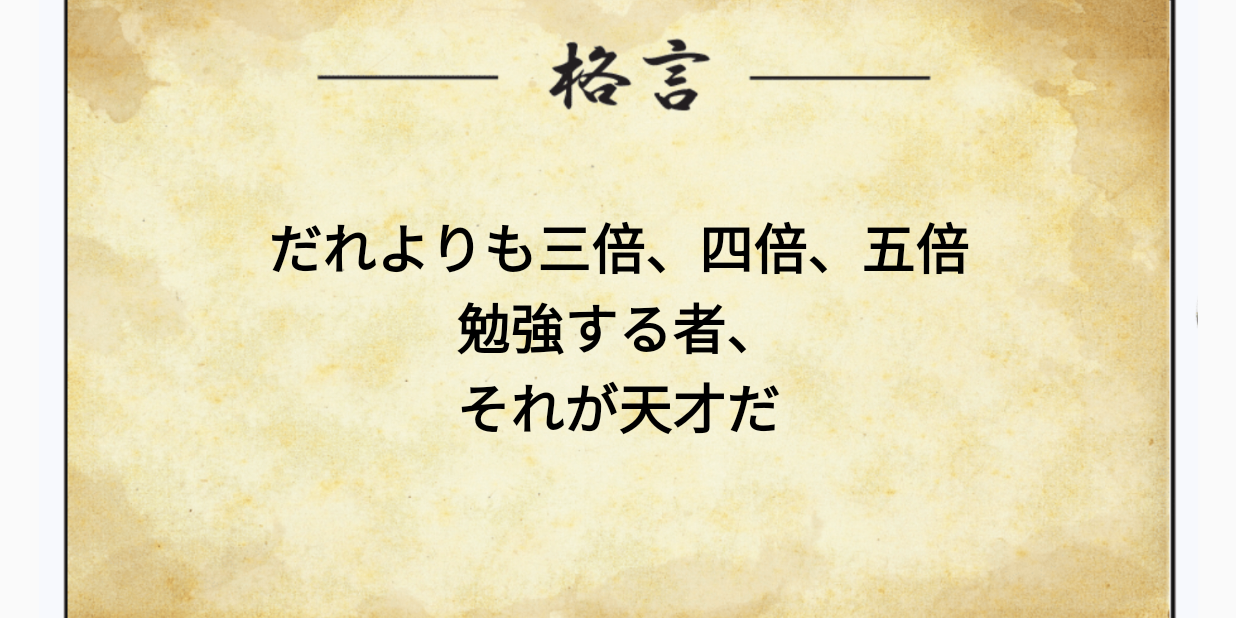
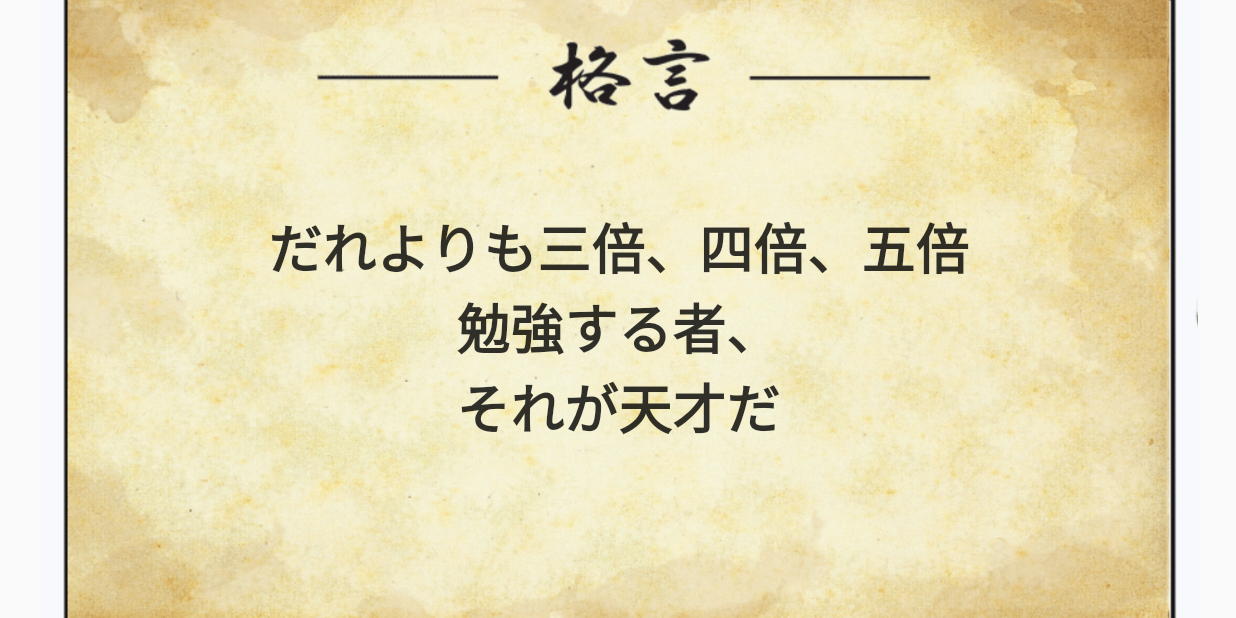
Before and after one commit to KOsyuki/Kakuben_AS, an Android app: the KakugenActivity screen opened directly, with no data from a screen before it, on a phone screen of 824 x 412 dp (held sideways). Run offline under Robolectric (Android 15) with nearby library versions, the phone set to English and light mode, and no system bars; Roboto replaces fonts that are not available here.

Commit message:
文字色薄くした

```diff
--- a/app/src/main/res/layout/activity_kakugen.xml
+++ b/app/src/main/res/layout/activity_kakugen.xml
@@ -23,7 +23,7 @@
         android:fontFamily="@font/hkgyokk"
         android:gravity="center_horizontal"
         android:text="@string/kakugen"
-        android:textColor="#000000"
+        android:textColor="#CE000000"
         android:textSize="36sp"
         android:textStyle="bold"
         app:layout_constraintBottom_toBottomOf="parent"
```
